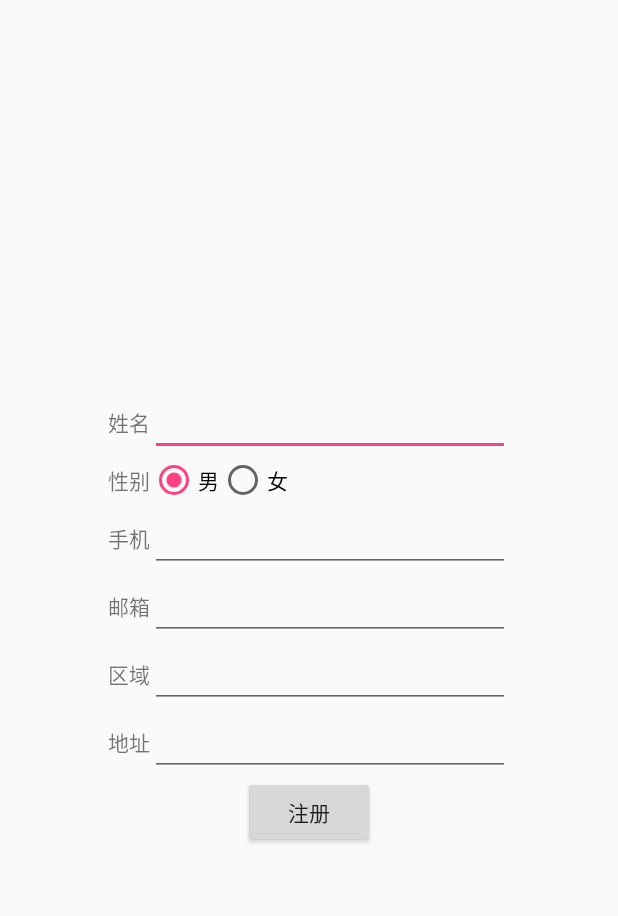
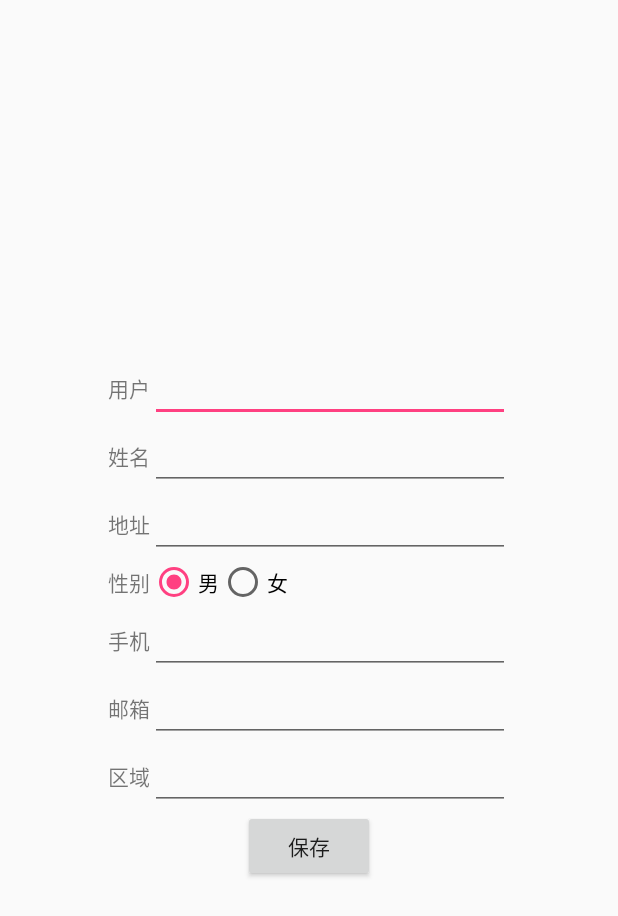
Before and after one commit to yiyanwannian/Elaven, an Android app: the RegisterActivity screen opened directly, with no data from a screen before it, on a phone screen of 412 x 824 dp. Shown: the top 916 px of the screen. Run offline under Robolectric (Android 15) with nearby library versions, the phone set to English and light mode, and no system bars.

```diff
--- a/app/src/main/AndroidManifest.xml
+++ b/app/src/main/AndroidManifest.xml
@@ -23,4 +23,6 @@
         <activity android:name=".activity.CreatQuestionActivity"></activity>
     </application>
 
+    <uses-permission android:name="android.permission.WRITE_EXTERNAL_STORAGE"/>
+    <uses-permission android:name="android.permission.INTERNET"/>
 </manifest>
--- a/app/src/main/java/com/example/helloketty/activity/RegisterActivity.java
+++ b/app/src/main/java/com/example/helloketty/activity/RegisterActivity.java
@@ -2,6 +2,7 @@ package com.example.helloketty.activity;
 
 import android.app.Activity;
 import android.os.Bundle;
+import android.util.Log;
 import android.view.View;
 import android.widget.Button;
 import android.widget.RadioGroup;
@@ -11,6 +12,7 @@ import android.widget.RadioButton;
 import com.example.helloketty.R;
 import com.example.helloketty.entity.ElavenUser;
 import com.example.helloketty.util.FileUtil;
+import com.example.helloketty.util.Utils;
 
 public class RegisterActivity extends Activity {
 
@@ -21,13 +23,14 @@ public class RegisterActivity extends Activity {
     private TextView register_region;
     private TextView register_address;
 
-    private Button register_register;
+    private Button register_save;
 
     @Override
     protected void onCreate(Bundle arg0) {
         super.onCreate(arg0);
         setContentView(R.layout.register);
 
+        Log.i(Utils.log_page_tag,"Arrive register page");
         initPage();
     }
 
@@ -36,9 +39,12 @@ public class RegisterActivity extends Activity {
     }
 
     private void initRegisterButton() {
-        register_register.setOnClickListener(new View.OnClickListener() {
+        Log.i(Utils.log_info_tag,"before register button clicked");
+        register_save = (Button) findViewById(R.id.register_save);
+        register_save.setOnClickListener(new View.OnClickListener() {
             @Override
             public void onClick(View v) {
+                Log.i(Utils.log_info_tag,"register button clicked");
                 initUserInfo();
             }
         });
--- a/app/src/main/java/com/example/helloketty/userinfo/BootstrapOptions.java
+++ b/app/src/main/java/com/example/helloketty/userinfo/TestOptions.java
@@ -5,8 +5,8 @@ import java.util.ArrayList;
 
 import org.elastos.carrier.Carrier.Options;
 
-public class BootstrapOptions extends Options {
-    public BootstrapOptions(String path) {
+public class TestOptions extends Options {
+    public TestOptions(String path) {
         super();
 
         File file = new File(path);
--- a/app/src/main/java/com/example/helloketty/util/Utils.java
+++ b/app/src/main/java/com/example/helloketty/util/Utils.java
@@ -5,6 +5,10 @@ import android.content.Context;
 import java.io.File;
 
 public class Utils {
+
+    public static  String log_page_tag = "Page Info";
+    public static  String log_info_tag = "Debug Info";
+
     public static String getAppPath(Context context) {
 
         File file=context.getFilesDir();
--- a/app/src/main/res/layout/register.xml
+++ b/app/src/main/res/layout/register.xml
@@ -19,6 +19,26 @@
                 android:layout_width="wrap_content"
                 android:layout_height="match_parent"
                 android:gravity="center"
+                android:text="@string/register_userid" />
+
+            <EditText
+                android:id="@+id/register_userid_text"
+                android:layout_width="240dp"
+                android:layout_height="match_parent"
+                android:gravity="center"
+                android:inputType="none" />
+
+        </TableRow>
+
+        <TableRow
+            android:layout_width="match_parent"
+            android:layout_height="wrap_content"
+            android:gravity="center">
+
+            <TextView
+                android:layout_width="wrap_content"
+                android:layout_height="match_parent"
+                android:gravity="center"
                 android:text="@string/register_name" />
 
             <EditText
@@ -28,6 +48,27 @@
                 android:gravity="center"
                 android:text=""
                 android:inputType="textPersonName" />
+
+        </TableRow>
+
+        <TableRow
+            android:layout_width="match_parent"
+            android:layout_height="match_parent"
+            android:gravity="center">
+
+            <TextView
+                android:layout_width="wrap_content"
+                android:layout_height="match_parent"
+                android:gravity="center"
+                android:text="@string/register_address" />
+
+            <EditText
+                android:id="@+id/register_address_text"
+                android:layout_width="240dp"
+                android:layout_height="match_parent"
+                android:gravity="center"
+                android:inputType="none"
+                android:text="" />
 
         </TableRow>
 
@@ -128,27 +169,6 @@
 
         </TableRow>
 
-        <TableRow
-            android:layout_width="match_parent"
-            android:layout_height="wrap_content"
-            android:gravity="center">
-
-            <TextView
-                android:layout_width="wrap_content"
-                android:layout_height="match_parent"
-                android:gravity="center"
-                android:text="@string/register_address" />
-
-            <EditText
-                android:id="@+id/register_address_text"
-                android:layout_width="240dp"
-                android:layout_height="match_parent"
-                android:gravity="center"
-                android:inputType="text"
-                android:text=""/>
-
-        </TableRow>
-
     </TableLayout>
 
     <LinearLayout
@@ -157,11 +177,11 @@
         android:gravity="center">
 
         <Button
-            android:id="@+id/register_register"
+            android:id="@+id/register_save"
             android:layout_width="wrap_content"
             android:layout_height="wrap_content"
             android:gravity="center"
-            android:text="@string/register_register" />
+            android:text="@string/register_save" />
 
     </LinearLayout>
 
--- a/app/src/main/res/values/strings.xml
+++ b/app/src/main/res/values/strings.xml
@@ -32,5 +32,5 @@
     <string name="register_gender_female">女</string>
     <string name="register_address">地址</string>
 
-    <string name="register_register">注册</string>
+    <string name="register_save">保存</string>
 </resources>
```
Also changed, not shown: app/build.gradle (+14 -0 lines), app/src/main/java/com/example/helloketty/activity/WelcomeActivity.java (+9 -3 lines), app/src/main/java/com/example/helloketty/userinfo/ElavenUserInfo.java (deleted, +0 -133 lines), app/src/main/java/com/example/helloketty/userinfo/ElavenUserInfoHelper.java (added, +97 -0 lines).
